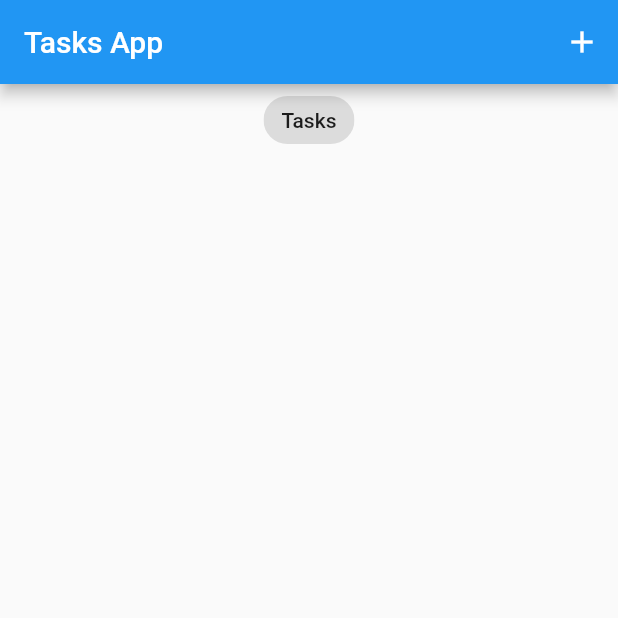
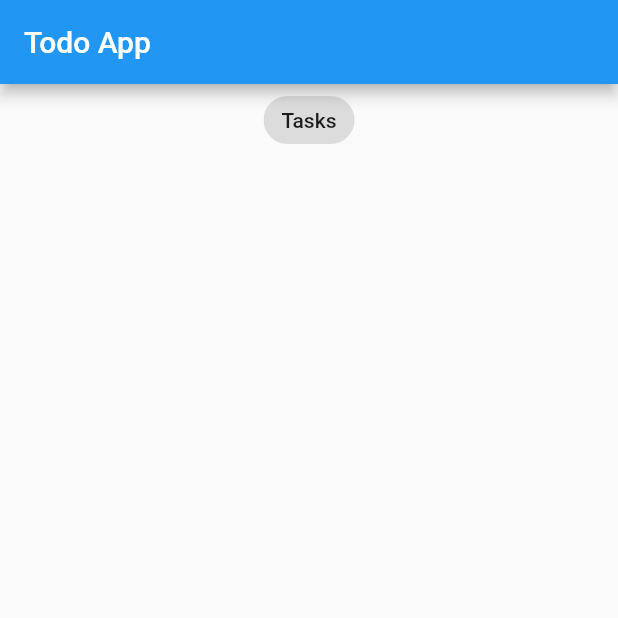
Before and after one commit to rahulmukh1ya/todo_bloc_app, a Flutter app: the screen it shows after launch, on a phone screen of 412 x 824 dp, the top half of it. Run offline on Flutter 3.47's test engine with Material 2 defaults, Android fonts, the phone set to English and light mode, and no system bars; our stand-ins replace bloc, equatable, flutter_bloc.

Commit message:
Some UI changes

```diff
--- a/lib/screens/tasks_screen.dart
+++ b/lib/screens/tasks_screen.dart
@@ -23,13 +23,7 @@ class TasksScreen extends StatelessWidget {
         List<Task> taskList = state.allTasks;
         return Scaffold(
           appBar: AppBar(
-            title: const Text("Tasks App"),
-            actions: [
-              IconButton(
-                onPressed: () {},
-                icon: const Icon(Icons.add),
-              ),
-            ],
+            title: const Text("Todo App"),
           ),
           body: Column(
             crossAxisAlignment: CrossAxisAlignment.center,
```
Also changed, not shown: lib/screens/add_task_screen.dart (+7 -6 lines), lib/widgets/task_list.dart (+35 -5 lines).
